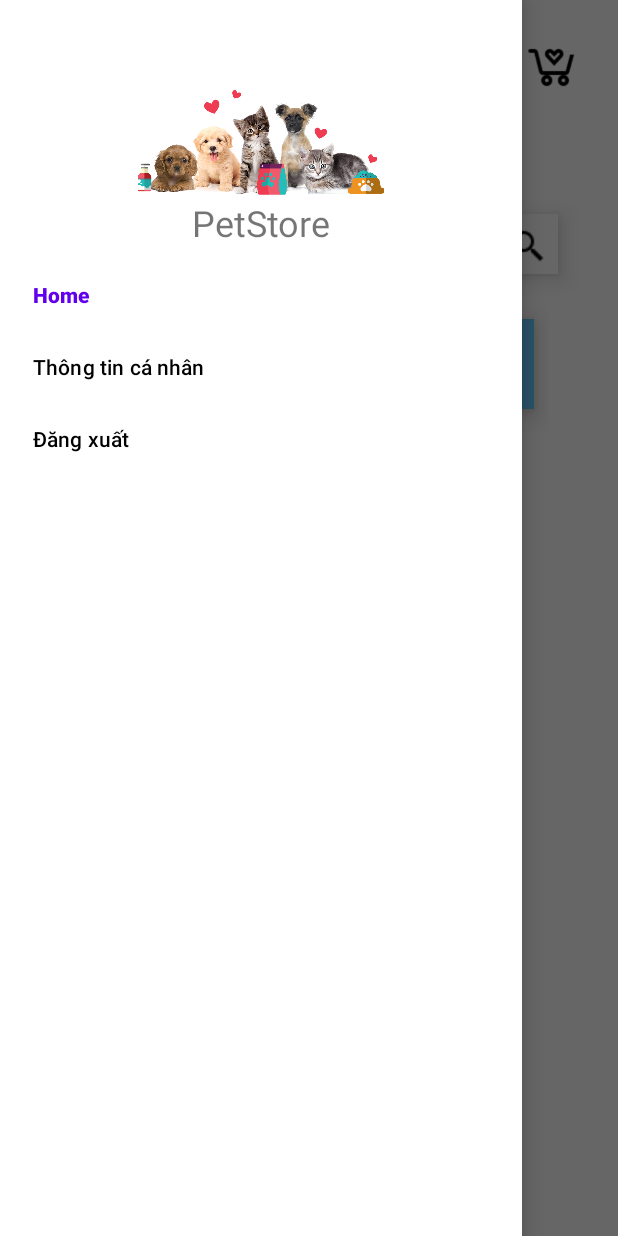
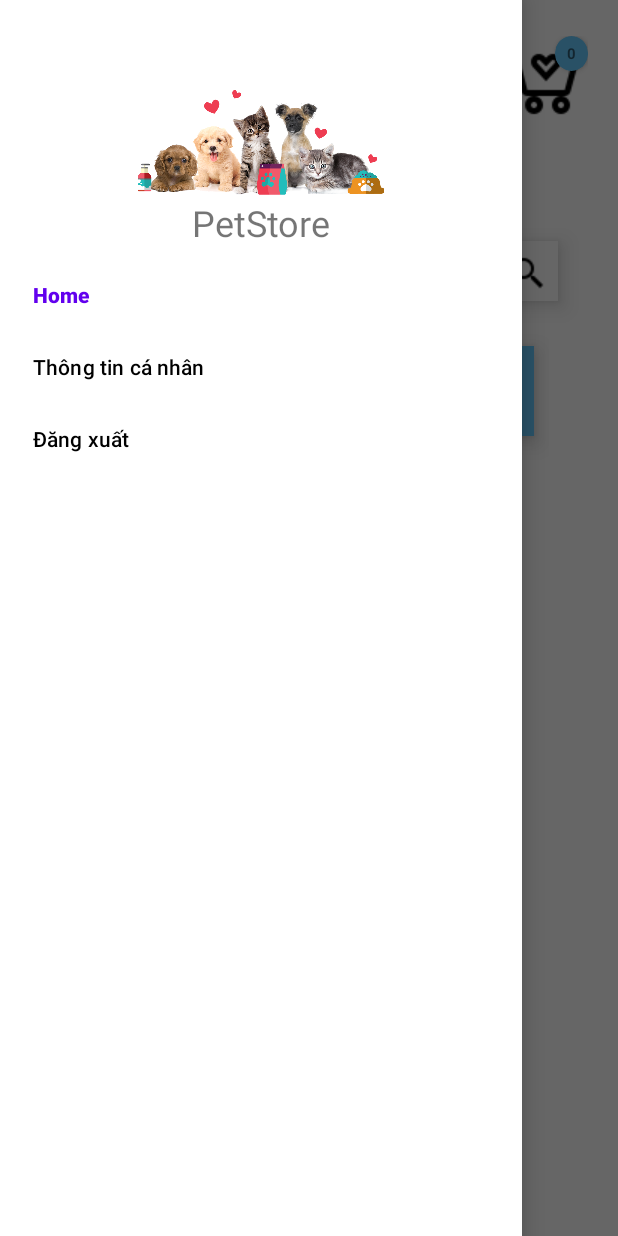
Before and after one commit to bach0510/AndroidProject, an Android app: the Home screen opened directly, with no data from a screen before it, with the side drawer open, on a phone screen of 412 x 824 dp. Run offline under Robolectric (Android 15) with nearby library versions, the phone set to English and light mode, and no system bars; our stand-ins replace Room's generated code; 1 statement that could not run was skipped.

Commit message:
Count number of cart and add cart intent , login method

```diff
--- a/app/build.gradle
+++ b/app/build.gradle
@@ -13,6 +13,7 @@ android {
         versionName "1.0"
 
         testInstrumentationRunner "androidx.test.runner.AndroidJUnitRunner"
+        vectorDrawables.useSupportLibrary = true;
     }
 
     buildTypes {
--- a/app/src/main/AndroidManifest.xml
+++ b/app/src/main/AndroidManifest.xml
@@ -10,6 +10,12 @@
         android:roundIcon="@mipmap/ic_launcher_round"
         android:supportsRtl="true"
         android:theme="@style/Theme.PetStore">
+        <activity
+            android:name=".CartIcon"
+            android:exported="true" />
+        <activity
+            android:name=".CartInfo"
+            android:exported="true" />
         <activity
             android:name=".PetTypeList"
             android:exported="true" />
--- /dev/null
+++ b/app/src/main/java/edu/xda/petstore/CartIcon.java
@@ -0,0 +1,26 @@
+package edu.xda.petstore;
+
+import androidx.appcompat.app.AppCompatActivity;
+
+import android.os.Bundle;
+import android.view.View;
+import android.widget.TextView;
+
+public class CartIcon extends AppCompatActivity {
+
+    private TextView cart_number;
+
+    private final int max = 99;
+
+    public CartIcon (View view){
+        cart_number = view.findViewById(R.id.cart_number);
+    }
+
+    public void setNumber(int number){
+        if (number > max){
+            cart_number.setText("99");
+        }
+        else cart_number.setText(String.valueOf(number));
+
+    }
+}
--- a/app/src/main/java/edu/xda/petstore/Home.java
+++ b/app/src/main/java/edu/xda/petstore/Home.java
@@ -29,6 +29,7 @@ import java.util.List;
 
 import edu.xda.petstore.adapter.PetAdapter;
 import edu.xda.petstore.database.PetDatabase;
+import edu.xda.petstore.model.Cart;
 import edu.xda.petstore.model.Pet;
 import edu.xda.petstore.sqlite.SqliteHelper;
 
@@ -62,6 +63,11 @@ public class Home extends AppCompatActivity {
         setRecyclerView(petList);
     }
 
+    int coutNumberPetInCart(){
+        int userId = getIntent().getExtras().getInt("userId");
+        return PetDatabase.getInstance(this).cartDao().searchCart(userId).size();
+    }
+
     private void setRecyclerView(List<Pet> petList){
         RecyclerView.LayoutManager layoutManager = new LinearLayoutManager(this,LinearLayoutManager.VERTICAL,false);
         recyclerView.setLayoutManager(layoutManager);
@@ -91,6 +97,17 @@ public class Home extends AppCompatActivity {
         bird = findViewById(R.id.bird_type);
         mouse = findViewById(R.id.mouse_type);
 
+        CartIcon homeCart = new CartIcon(findViewById(R.id.home_cart));
+        homeCart.setNumber(coutNumberPetInCart());
+
+        findViewById(R.id.home_cart).setOnClickListener(new View.OnClickListener() {
+            @Override
+            public void onClick(View view) {
+                Intent i = new Intent(Home.this, CartInfo.class);
+                Home.this.startActivity(i);
+            }
+        });
+
         cat.setOnClickListener(new View.OnClickListener() {
             @Override
             public void onClick(View view) {
@@ -111,7 +128,6 @@ public class Home extends AppCompatActivity {
             @Override
             public void onClick(View view) {
                 Intent i = new Intent(Home.this, PetTypeList.class);
-                i.putExtra("type",3);
                 Home.this.startActivity(i);
             }
         });
--- /dev/null
+++ b/app/src/main/res/layout/activity_cart_icon.xml
@@ -0,0 +1,45 @@
+<?xml version="1.0" encoding="utf-8"?>
+<androidx.constraintlayout.widget.ConstraintLayout xmlns:android="http://schemas.android.com/apk/res/android"
+    xmlns:app="http://schemas.android.com/apk/res-auto"
+    xmlns:tools="http://schemas.android.com/tools"
+    android:layout_width="wrap_content"
+    android:layout_height="wrap_content"
+    tools:context=".CartIcon">
+
+    <ImageView
+        android:id="@+id/cart_icon"
+        android:layout_width="wrap_content"
+        android:layout_height="wrap_content"
+        app:layout_constraintStart_toStartOf="parent"
+        app:layout_constraintTop_toTopOf="parent"
+        app:srcCompat="@drawable/cart" />
+
+    <androidx.cardview.widget.CardView
+        android:id="@+id/number_count"
+        android:layout_width="22dp"
+        android:layout_height="23dp"
+        app:cardBackgroundColor="@color/blue"
+        app:cardCornerRadius="50dp"
+        app:layout_constraintEnd_toEndOf="@+id/cart_icon"
+        app:layout_constraintTop_toTopOf="@+id/cart_icon">
+
+        <androidx.constraintlayout.widget.ConstraintLayout
+            android:layout_width="match_parent"
+            android:layout_height="match_parent">
+
+            <TextView
+                android:id="@+id/cart_number"
+                android:layout_width="wrap_content"
+                android:layout_height="wrap_content"
+                android:text="0"
+                android:textAlignment="center"
+                android:textSize="10sp"
+                android:textStyle="bold"
+                app:layout_constraintBottom_toBottomOf="parent"
+                app:layout_constraintEnd_toEndOf="parent"
+                app:layout_constraintStart_toStartOf="parent"
+                app:layout_constraintTop_toTopOf="parent" />
+        </androidx.constraintlayout.widget.ConstraintLayout>
+
+    </androidx.cardview.widget.CardView>
+</androidx.constraintlayout.widget.ConstraintLayout>
--- a/app/src/main/res/layout/activity_home.xml
+++ b/app/src/main/res/layout/activity_home.xml
@@ -30,13 +30,20 @@
                 android:layout_centerVertical="true"
                 android:src="@drawable/menu" />
 
-            <ImageView
-                android:layout_width="50dp"
-                android:layout_height="50dp"
-                android:layout_alignParentRight="true"
-                android:layout_centerVertical="true"
-                android:padding="5dp"
-                android:src="@drawable/cart" />
+<!--            <ImageView-->
+<!--                android:layout_width="50dp"-->
+<!--                android:layout_height="50dp"-->
+<!--                android:layout_alignParentRight="true"-->
+<!--                android:layout_centerVertical="true"-->
+<!--                android:padding="5dp"-->
+<!--                android:src="@drawable/cart" />-->
+            <include
+                android:id="@+id/home_cart"
+                layout="@layout/activity_cart_icon"
+                android:layout_width="wrap_content"
+                android:layout_height="wrap_content"
+                android:layout_marginStart="308dp"
+                android:layout_marginTop="4dp" />
         </RelativeLayout>
 
         <RelativeLayout
@@ -74,7 +81,7 @@
                     android:layout_marginRight="5dp"
                     android:background="@color/white"
                     android:src="@drawable/search"
-                    tools:ignore="TouchTargetSizeCheck" />
+                    tools:ignore="TouchTargetSizeCheck,SpeakableTextPresentCheck" />
 
                 <EditText
                     android:id="@+id/searchText"
```
Also changed, not shown: app/src/main/java/edu/xda/petstore/CartInfo.java (added, +14 -0 lines), app/src/main/java/edu/xda/petstore/Login.java (+7 -0 lines), app/src/main/res/layout/activity_cart_info.xml (added, +34 -0 lines).
